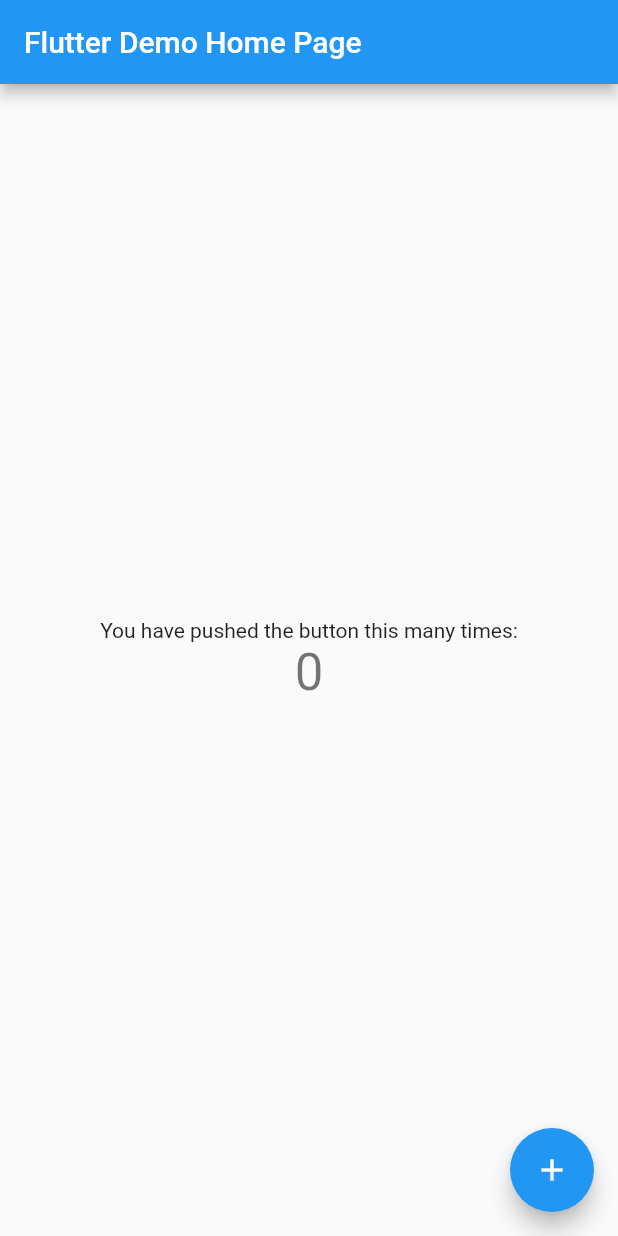
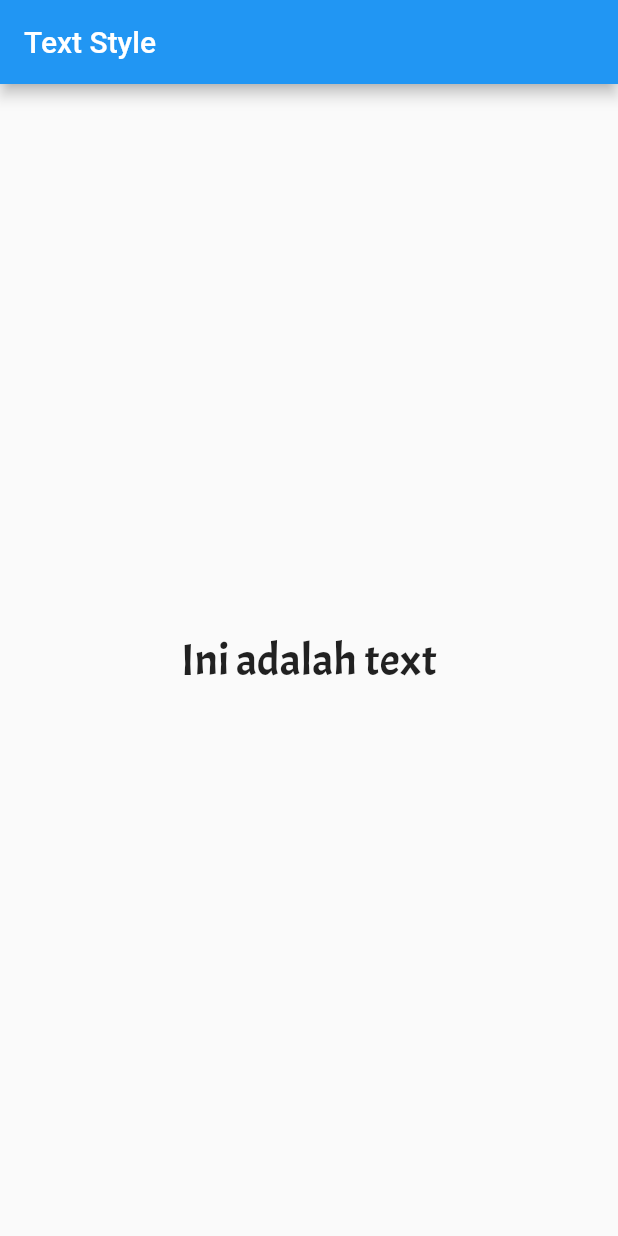
Before and after one commit to andikaharis68/learn-flutter, a Flutter app: the screen it shows after launch, on a phone screen of 412 x 824 dp. Run offline on Flutter 3.47's test engine with Material 2 defaults, Android fonts, the phone set to English and light mode, and no system bars.

Commit message:
add text style

```diff
--- a/lib/main.dart
+++ b/lib/main.dart
@@ -1,4 +1,5 @@
 import 'package:flutter/material.dart';
+import 'package:flutter_style/screen/text_style.dart';
 
 void main() {
   runApp(MyApp());
@@ -9,105 +10,11 @@
   @override
   Widget build(BuildContext context) {
     return MaterialApp(
-      title: 'Flutter Demo',
+      title: 'Flutter Style',
       theme: ThemeData(
-        // This is the theme of your application.
-        //
-        // Try running your application with "flutter run". You'll see the
-        // application has a blue toolbar. Then, without quitting the app, try
-        // changing the primarySwatch below to Colors.green and then invoke
-        // "hot reload" (press "r" in the console where you ran "flutter run",
-        // or simply save your changes to "hot reload" in a Flutter IDE).
-        // Notice that the counter didn't reset back to zero; the application
-        // is not restarted.
         primarySwatch: Colors.blue,
       ),
-      home: MyHomePage(title: 'Flutter Demo Home Page'),
+      home: TextStyleWidget(),
     );
   }
 }
-
-class MyHomePage extends StatefulWidget {
-  MyHomePage({Key? key, required this.title}) : super(key: key);
-
-  // This widget is the home page of your application. It is stateful, meaning
-  // that it has a State object (defined below) that contains fields that affect
-  // how it looks.
-
-  // This class is the configuration for the state. It holds the values (in this
-  // case the title) provided by the parent (in this case the App widget) and
-  // used by the build method of the State. Fields in a Widget subclass are
-  // always marked "final".
-
-  final String title;
-
-  @override
-  _MyHomePageState createState() => _MyHomePageState();
-}
-
-class _MyHomePageState extends State<MyHomePage> {
-  int _counter = 0;
-
-  void _incrementCounter() {
-    setState(() {
-      // This call to setState tells the Flutter framework that something has
-      // changed in this State, which causes it to rerun the build method below
-      // so that the display can reflect the updated values. If we changed
-      // _counter without calling setState(), then the build method would not be
-      // called again, and so nothing would appear to happen.
-      _counter++;
-    });
-  }
-
-  @override
-  Widget build(BuildContext context) {
-    // This method is rerun every time setState is called, for instance as done
-    // by the _incrementCounter method above.
-    //
-    // The Flutter framework has been optimized to make rerunning build methods
-    // fast, so that you can just rebuild anything that needs updating rather
-    // than having to individually change instances of widgets.
-    return Scaffold(
-      appBar: AppBar(
-        // Here we take the value from the MyHomePage object that was created by
-        // the App.build method, and use it to set our appbar title.
-        title: Text(widget.title),
-      ),
-      body: Center(
-        // Center is a layout widget. It takes a single child and positions it
-        // in the middle of the parent.
-        child: Column(
-          // Column is also a layout widget. It takes a list of children and
-          // arranges them vertically. By default, it sizes itself to fit its
-          // children horizontally, and tries to be as tall as its parent.
-          //
-          // Invoke "debug painting" (press "p" in the console, choose the
-          // "Toggle Debug Paint" action from the Flutter Inspector in Android
-          // Studio, or the "Toggle Debug Paint" command in Visual Studio Code)
-          // to see the wireframe for each widget.
-          //
-          // Column has various properties to control how it sizes itself and
-          // how it positions its children. Here we use mainAxisAlignment to
-          // center the children vertically; the main axis here is the vertical
-          // axis because Columns are vertical (the cross axis would be
-          // horizontal).
-          mainAxisAlignment: MainAxisAlignment.center,
-          children: <Widget>[
-            Text(
-              'You have pushed the button this many times:',
-            ),
-            Text(
-              '$_counter',
-              style: Theme.of(context).textTheme.headline4,
-            ),
-          ],
-        ),
-      ),
-      floatingActionButton: FloatingActionButton(
-        onPressed: _incrementCounter,
-        tooltip: 'Increment',
-        child: Icon(Icons.add),
-      ), // This trailing comma makes auto-formatting nicer for build methods.
-    );
-  }
-}
--- /dev/null
+++ b/lib/screen/text_style.dart
@@ -0,0 +1,24 @@
+import 'package:flutter/material.dart';
+
+class TextStyleWidget extends StatelessWidget {
+  const TextStyleWidget({Key? key}) : super(key: key);
+
+  @override
+  Widget build(BuildContext context) {
+    return SafeArea(
+        child: Scaffold(
+            appBar: AppBar(title: Text("Text Style")),
+            body: Center(
+              child: Text(
+                "Ini adalah text",
+                style: TextStyle(fontFamily: "Acme", fontSize: 30),
+              ),
+            )));
+  }
+}
+
+/*
+NB : Cara menggunakan custom font :
+1. masukan file .fft ke dalam folder font
+2. daftarkan ke pubspec.yaml
+*/
```
Also changed, not shown: pubspec.yaml (+10 -6 lines), fonts/Acme-Regular.ttf (added), fonts/Rokkitt-Bold.ttf (added), fonts/Rokkitt-Medium.ttf (added), fonts/Rokkitt-Regular.ttf (added).
